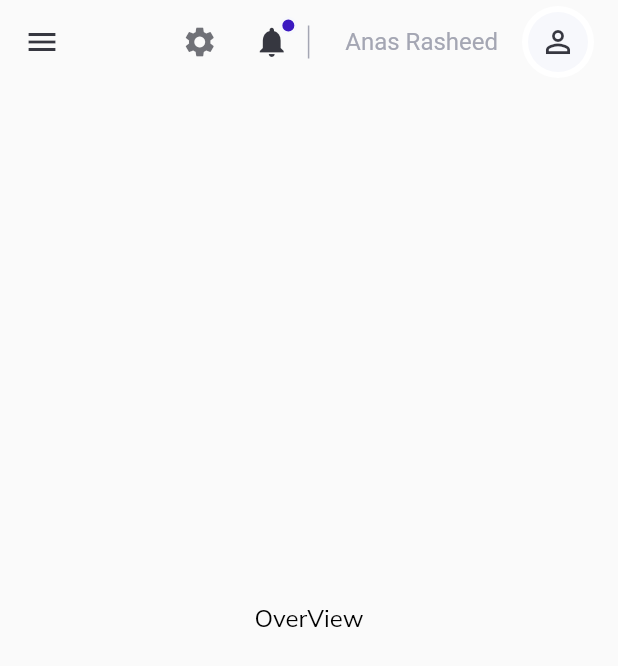
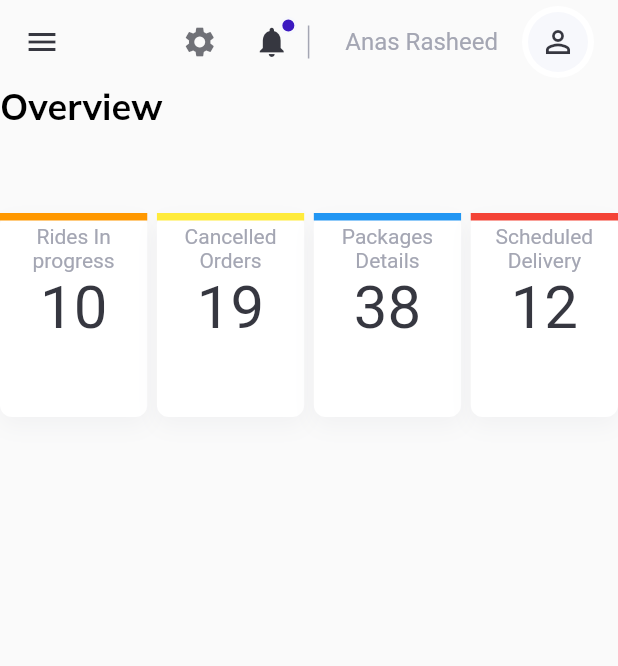
Before and after one commit to anasrasheed448/admin_panel, a Flutter app: the screen it shows after launch, on a phone screen of 412 x 824 dp. Shown: the top 666 px of the screen. Run offline on Flutter 3.47's test engine with Material 2 defaults, Android fonts, the phone set to English and light mode, and no system bars; our stand-ins replace get, google_fonts; missing offline and left inert: dart:js.

Commit message:
second commit

```diff
--- a/lib/main.dart
+++ b/lib/main.dart
@@ -5,6 +5,8 @@ import 'package:flutter/material.dart';
 import 'package:get/route_manager.dart';
 import 'package:google_fonts/google_fonts.dart';
 import 'package:get/get.dart';
+
+import 'constants/style.dart';
 
 void main() {
   Get.put(MenuController());
@@ -20,7 +22,7 @@ class MyApp extends StatelessWidget {
     return GetMaterialApp(
       debugShowCheckedModeBanner: false,
       theme: ThemeData(
-        backgroundColor: Colors.white,
+        backgroundColor: light,
         textTheme: GoogleFonts.mulishTextTheme(Theme.of(context).textTheme)
             .apply(bodyColor: Colors.black),
         pageTransitionsTheme: PageTransitionsTheme(builders: {
--- a/lib/pages/overview/overview.dart
+++ b/lib/pages/overview/overview.dart
@@ -1,13 +1,39 @@
+import 'package:adminpanel/constants/controllers.dart';
+import 'package:adminpanel/helpers/responsiveness.dart';
+import 'package:adminpanel/pages/overview/widgets/card_large.dart';
 import 'package:adminpanel/widgets/custom_text_widget.dart';
 import 'package:flutter/material.dart';
+import 'package:get/get.dart';
 
 class OverViewPage extends StatelessWidget {
-  const OverViewPage({ Key? key }) : super(key: key);
+  const OverViewPage({Key? key}) : super(key: key);
 
   @override
   Widget build(BuildContext context) {
-    return Center(
-     child: CustomText(text: "OverView",)
+    return Column(
+      children: [
+        Obx(
+          () => Row(
+            children: [
+              Container(
+                margin: EdgeInsets.only(
+                    top: ResponsiveWidget.isSmallScreen(context) ? 56 : 6),
+                child: CustomText(
+                  text: menuController.activeItem.value,
+                  size: 24,
+                  fontWeight: FontWeight.bold,
+                ),
+              )
+            ],
+          ),
+        ),
+        Expanded(
+            child: ListView(
+          children: [
+            OverViewCardsLargeScreen(),
+          ],
+        ))
+      ],
     );
   }
 }
--- /dev/null
+++ b/lib/pages/overview/widgets/card_large.dart
@@ -0,0 +1,48 @@
+import 'package:adminpanel/pages/overview/widgets/info_card.dart';
+import 'package:flutter/material.dart';
+
+class OverViewCardsLargeScreen extends StatelessWidget {
+  const OverViewCardsLargeScreen({Key? key}) : super(key: key);
+
+  @override
+  Widget build(BuildContext context) {
+    double _width = MediaQuery.of(context).size.width;
+    return Row(
+      children: [
+        InfoCard(
+          title: "Rides In progress",
+          value: "10",
+          onTap: () {},
+          topColor: Colors.orange,
+        ),
+        SizedBox(
+          width: _width / 64,
+        ),
+        InfoCard(
+          title: "Cancelled Orders",
+          value: "19",
+          onTap: () {},
+          topColor: Colors.yellow,
+        ),
+        SizedBox(
+          width: _width / 64,
+        ),
+        InfoCard(
+          title: "Packages Details",
+          value: "38",
+          onTap: () {},
+          topColor: Colors.blue,
+        ),
+        SizedBox(
+          width: _width / 64,
+        ),
+        InfoCard(
+          title: "Scheduled Delivery",
+          value: "12",
+          onTap: () {},
+          topColor: Colors.red,
+        ),
+      ],
+    );
+  }
+}
--- /dev/null
+++ b/lib/pages/overview/widgets/info_card.dart
@@ -0,0 +1,83 @@
+import 'package:adminpanel/constants/style.dart';
+import 'package:flutter/material.dart';
+
+class InfoCard extends StatelessWidget {
+  final String title;
+  final String? value;
+  final Color? topColor;
+  final bool? isActive;
+  final dynamic onTap;
+
+  const InfoCard(
+      {Key? key,
+      required this.title,
+      this.value,
+      this.topColor,
+      this.isActive = false,
+      this.onTap})
+      : super(key: key);
+
+  @override
+  Widget build(BuildContext context) {
+    return Expanded(
+      child: InkWell(
+        onTap: onTap,
+        child: Container(
+          height: 136,
+          alignment: Alignment.center,
+          decoration: BoxDecoration(
+              color: Colors.white,
+              boxShadow: [
+                BoxShadow(
+                  offset: Offset(0, 6),
+                  color: lightGrey.withOpacity(.1),
+                  blurRadius: 12,
+                )
+              ],
+              borderRadius: BorderRadius.circular(8)),
+          child: Column(
+            children: [
+              Row(
+                children: [
+                  Expanded(
+                    child: Container(
+                      color: topColor ?? active,
+                      height: 5,
+                    ),
+                  ),
+                ],
+              ),
+              Expanded(
+                child: Container(),
+              ),
+              RichText(
+                textAlign: TextAlign.center,
+                text: TextSpan(
+                  children: [
+                    TextSpan(
+                      text: '$title\n',
+                      style: TextStyle(
+                        fontSize: 14,
+                        color: isActive! ? active : lightGrey,
+                      ),
+                    ),
+                    TextSpan(
+                      text: '$value\n',
+                      style: TextStyle(
+                        fontSize: 40,
+                        color: isActive! ? active : dark,
+                      ),
+                    ),
+                  ],
+                ),
+              ),
+              Expanded(
+                child: Container(),
+              ),
+            ],
+          ),
+        ),
+      ),
+    );
+  }
+}
```
Also changed, not shown: lib/pages/auth/authentication.dart (+22 -4 lines), lib/pages/clients/clients.dart (+22 -4 lines), lib/pages/drivers/drivers.dart (+22 -4 lines), lib/pages/overview/widgets/info_card_small.dart (added, +52 -0 lines), lib/pages/overview/widgets/card_medium.dart (added), lib/pages/overview/widgets/card_small.dart (added).
